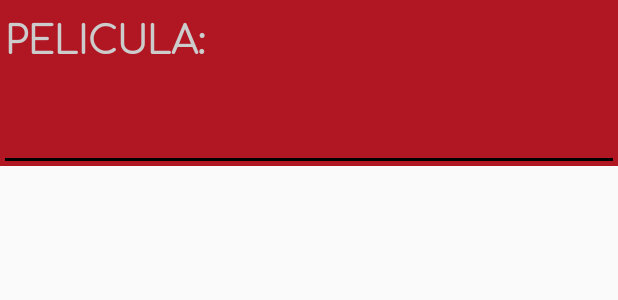
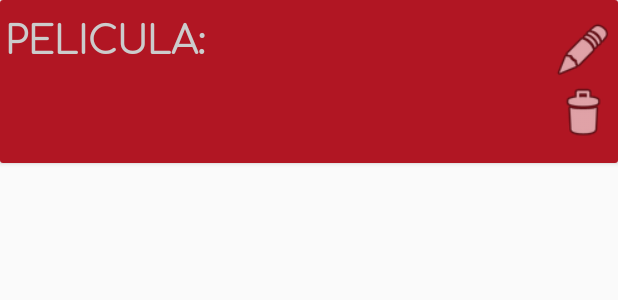
Before and after one commit to Joaco95000/NorthCenter, an Android app: the layout peliculas_lista.xml on its own in the app's theme, with its tools: preview values and no code run, on a phone screen of 412 x 824 dp. Shown: the top 300 px of the screen. Run offline under Robolectric (Android 15) with nearby library versions, the phone set to English and light mode, and no system bars; Roboto replaces fonts that are not available here.

Commit message:
Update and Delete Movies

```diff
--- a/TopCinema/app/build.gradle
+++ b/TopCinema/app/build.gradle
@@ -33,4 +33,5 @@ dependencies {
     androidTestImplementation 'androidx.test.espresso:espresso-core:3.2.0'
     implementation 'androidx.legacy:legacy-support-v4:1.0.0'
     implementation 'androidx.recyclerview:recyclerview:1.1.0'
+    implementation 'androidx.cardview:cardview:1.0.0'
 }
--- a/TopCinema/app/src/main/res/layout/peliculas_lista.xml
+++ b/TopCinema/app/src/main/res/layout/peliculas_lista.xml
@@ -1,64 +1,88 @@
 <?xml version="1.0" encoding="utf-8"?>
-<LinearLayout xmlns:android="http://schemas.android.com/apk/res/android"
+<androidx.cardview.widget.CardView
+    xmlns:android="http://schemas.android.com/apk/res/android"
     xmlns:app="http://schemas.android.com/apk/res-auto"
     android:layout_width="match_parent"
-    android:layout_height="match_parent">
-    <LinearLayout
-        android:layout_width="match_parent"
     android:layout_height="wrap_content"
-        android:orientation="vertical">
-        <ScrollView
+    android:layout_marginBottom="4dp">
+
+    <RelativeLayout
         android:layout_width="match_parent"
         android:layout_height="match_parent">
         <LinearLayout
             android:layout_width="match_parent"
             android:layout_height="wrap_content"
             android:background="@color/estadoRojo"
+            android:padding="3dp"
             android:orientation="horizontal">
 
             <LinearLayout
                 android:layout_width="match_parent"
-                    android:layout_height="match_parent"
-                    android:layout_margin="3dp"
+                android:layout_height="wrap_content"
                 android:layout_weight="1"
                 android:orientation="vertical">
+
+                <TextView
+                    android:id="@+id/tvID"
+                    android:layout_width="match_parent"
+                    android:layout_height="wrap_content"
+                    android:text="TextView"
+                    android:visibility="gone" />
+
                 <TextView
                     android:id="@+id/textView2"
                     android:layout_width="match_parent"
                     android:layout_height="wrap_content"
+                    android:fontFamily="@font/comfortaa_light"
                     android:gravity="center|left"
                     android:text="PELICULA:"
+                    android:textColor="@color/grey"
                     android:textSize="25sp"
-                        android:fontFamily="@font/comfortaa_light"
-                        android:textStyle="bold"
-                        android:textColor="@color/grey"/>
+                    android:textStyle="bold" />
 
                 <TextView
                     android:id="@+id/tvNombre"
                     android:layout_width="match_parent"
                     android:layout_height="wrap_content"
 
+                    android:fontFamily="@font/comfortaa_light"
+                    android:textColor="@color/grey"
                     android:textSize="20sp"
-                        android:fontFamily="@font/comfortaa_light"
-                        android:textStyle="bold"
-                        android:textColor="@color/grey" />
+                    android:textStyle="bold" />
 
                 <TextView
                     android:id="@+id/tvCompania"
                     android:layout_width="match_parent"
                     android:layout_height="wrap_content"
 
+                    android:fontFamily="@font/comfortaa_light"
+                    android:textColor="@color/grey"
                     android:textSize="20sp"
-                        android:fontFamily="@font/comfortaa_light"
-                        android:textStyle="bold"
-                        android:textColor="@color/grey"/>
-                    <View
-                        android:layout_width="match_parent"
-                        android:layout_height="2dp"
-                        android:background="@color/black" />
+                    android:textStyle="bold" />
+
+            </LinearLayout>
+
+            <LinearLayout
+                android:layout_width="80dp"
+                android:layout_height="match_parent"
+                android:layout_weight="1"
+                android:gravity="center"
+                android:orientation="vertical">
+
+                <ImageView
+                    android:id="@+id/ivUpdate"
+                    android:layout_width="40dp"
+                    android:layout_height="40dp"
+                    app:srcCompat="@android:drawable/ic_menu_edit"
+                    android:layout_marginBottom="2dp"/>
+
+                <ImageView
+                    android:id="@+id/ivDelete"
+                    android:layout_width="40dp"
+                    android:layout_height="40dp"
+                    app:srcCompat="@android:drawable/ic_menu_delete" />
             </LinearLayout>
 
         </LinearLayout>
-        </ScrollView>
-    </LinearLayout>
-</LinearLayout>
+    </RelativeLayout>
+</androidx.cardview.widget.CardView>
--- a/TopCinema/app/src/main/res/values/strings.xml
+++ b/TopCinema/app/src/main/res/values/strings.xml
@@ -67,4 +67,8 @@
     <string name="txtEtFiltrarUsuario">Filtrar Usuario por nombre de usuario</string>
     <string name="txtEtFiltrarPelicula">Filtrar Película por nombre</string>
     <string name="btnAgregarFoto">Añadir Carátula</string>
+    <!-- Update Pelicula -->
+    <string name="tituloUpdatePelicula">Actualizar Película</string>
+    <string name="btnActualizarFoto">Actualizar Carátula</string>
+    <string name="botonActualizar">ACTUALIZAR</string>
 </resources>
```
Also changed, not shown: TopCinema/app/src/main/AndroidManifest.xml (+7 -5 lines), TopCinema/app/src/main/java/com/example/topcinema/AdaptadorPeliculasDatos.java (+53 -35 lines), TopCinema/app/src/main/java/com/example/topcinema/UpdatePeliculaActivity.java (added, +132 -0 lines), TopCinema/app/src/main/java/com/example/topcinema/ViewPeliculaActivity.java (+74 -13 lines), TopCinema/app/src/main/java/com/example/topcinema/controllers/PeliculaController.java (+39 -2 lines), TopCinema/app/src/main/java/com/example/topcinema/modelos/Pelicula.java (+20 -3 lines), TopCinema/app/src/main/res/layout/activity_update_pelicula.xml (added, +121 -0 lines), 1 other file. Lines whose indentation alone changed are shown as unchanged.
